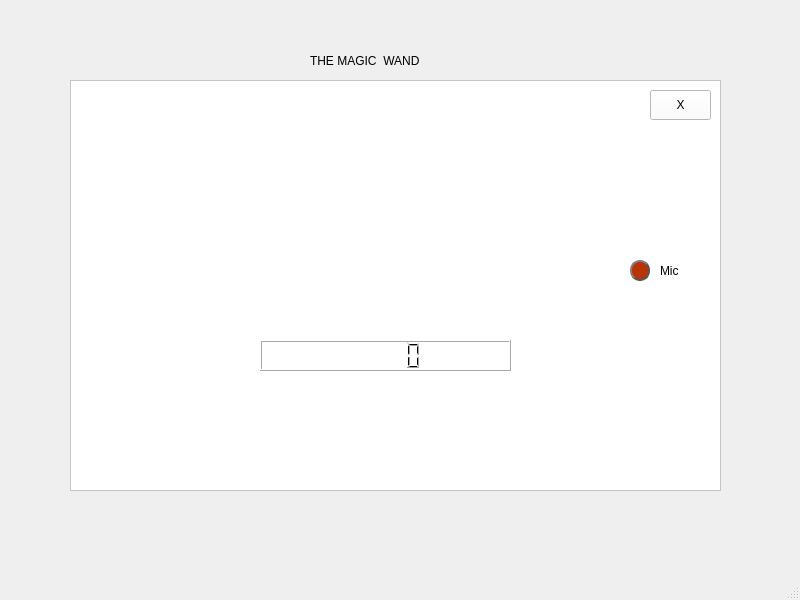
Qt form The-Magic-Wand/clientGUI.ui (deep6000/Embedded-Interface-Design) before a commit.
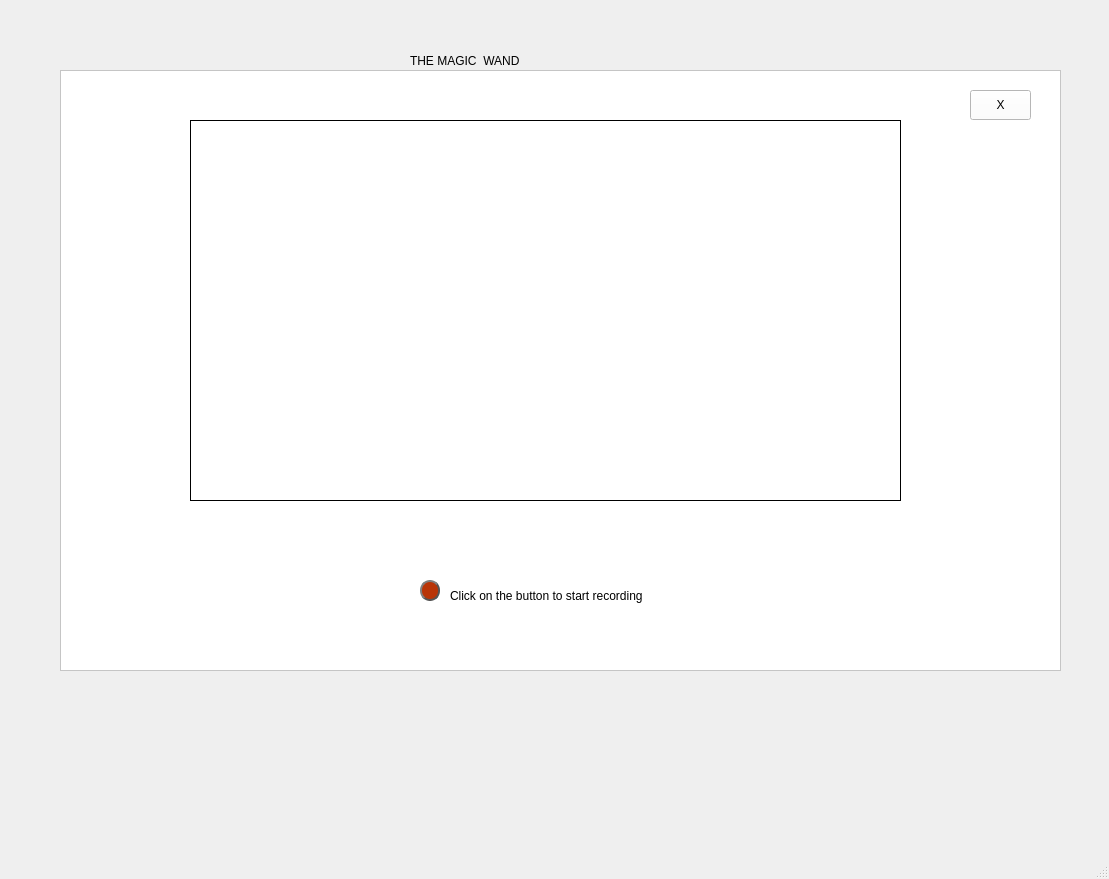
The same form after that commit. Icons and pictures are not drawn.

```diff
--- a/The-Magic-Wand/clientGUI.ui
+++ b/The-Magic-Wand/clientGUI.ui
@@ -6,8 +6,8 @@
    <rect>
     <x>0</x>
     <y>0</y>
-    <width>800</width>
-    <height>600</height>
+    <width>1109</width>
+    <height>879</height>
    </rect>
   </property>
   <property name="windowTitle">
@@ -17,10 +17,10 @@
    <widget class="QFrame" name="frame">
     <property name="geometry">
      <rect>
-      <x>70</x>
-      <y>80</y>
-      <width>651</width>
-      <height>411</height>
+      <x>60</x>
+      <y>70</y>
+      <width>1001</width>
+      <height>601</height>
      </rect>
     </property>
     <property name="styleSheet">
@@ -32,21 +32,11 @@
     <property name="frameShadow">
      <enum>QFrame::Raised</enum>
     </property>
-    <widget class="QLCDNumber" name="lcdNumber_recog">
-     <property name="geometry">
-      <rect>
-       <x>190</x>
-       <y>260</y>
-       <width>251</width>
-       <height>31</height>
-      </rect>
-     </property>
-    </widget>
     <widget class="QPushButton" name="pushButton_close">
      <property name="geometry">
       <rect>
-       <x>580</x>
-       <y>10</y>
+       <x>910</x>
+       <y>20</y>
        <width>61</width>
        <height>30</height>
       </rect>
@@ -58,8 +48,8 @@
     <widget class="QPushButton" name="pushButton_mic">
      <property name="geometry">
       <rect>
-       <x>560</x>
-       <y>180</y>
+       <x>360</x>
+       <y>510</y>
        <width>20</width>
        <height>21</height>
       </rect>
@@ -101,28 +91,31 @@
     <widget class="QLabel" name="label_turn_on_mic">
      <property name="geometry">
       <rect>
-       <x>590</x>
-       <y>180</y>
-       <width>31</width>
-       <height>22</height>
+       <x>390</x>
+       <y>510</y>
+       <width>241</width>
+       <height>31</height>
       </rect>
      </property>
      <property name="styleSheet">
       <string notr="true">font: 10pt &quot;Noto Serif Tibetan&quot;;</string>
      </property>
      <property name="text">
-      <string>Mic</string>
+      <string>Click on the button to start recording</string>
      </property>
     </widget>
     <widget class="QLabel" name="label">
      <property name="geometry">
       <rect>
-       <x>200</x>
-       <y>30</y>
-       <width>331</width>
-       <height>211</height>
+       <x>130</x>
+       <y>50</y>
+       <width>711</width>
+       <height>381</height>
       </rect>
      </property>
+     <property name="frameShape">
+      <enum>QFrame::Box</enum>
+     </property>
      <property name="pixmap">
       <pixmap>intro_img.png</pixmap>
      </property>
@@ -131,7 +124,7 @@
    <widget class="QLabel" name="label_2">
     <property name="geometry">
      <rect>
-      <x>310</x>
+      <x>410</x>
       <y>40</y>
       <width>161</width>
       <height>41</height>
```
Left out of the diff: 21 changed lines with no effect on the pictures.
